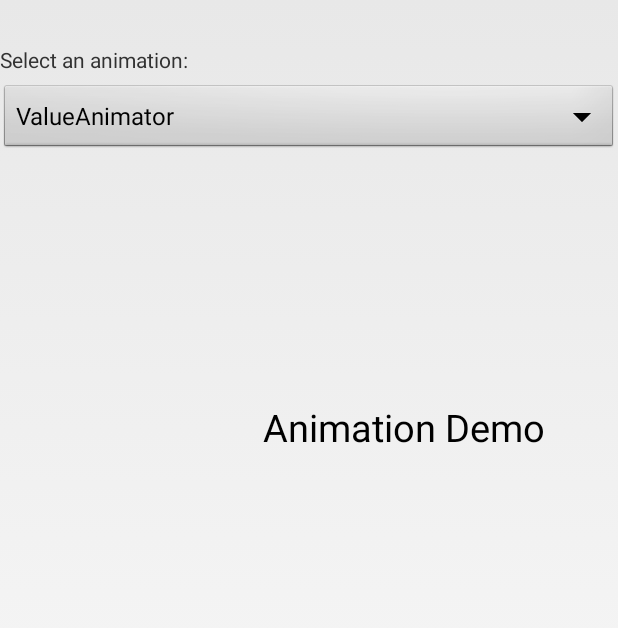
After one commit to M-Ellen/AnimationDemo, an Android app: the PropertyTestActivity screen opened directly, with no data from a screen before it, on a phone screen of 412 x 824 dp. The commit adds this screen. Shown: the top 628 px of the screen. Run offline under Robolectric (Android 15) with nearby library versions, the phone set to English and light mode, and no system bars.

Commit message:
add property animation

```diff
--- a/app/src/main/AndroidManifest.xml
+++ b/app/src/main/AndroidManifest.xml
@@ -22,6 +22,8 @@
         <activity android:name=".SetTestActivity"/>
         <activity android:name=".InterpolatorTestActivity">
         </activity>
+        <activity android:name=".PropertyTestActivity">
+        </activity>
     </application>
 
 </manifest>
--- a/app/src/main/java/com/example/animation/MainActivity.java
+++ b/app/src/main/java/com/example/animation/MainActivity.java
@@ -14,6 +14,7 @@ public class MainActivity extends Activity implements View.OnClickListener {
 
     private TextView mTvAlpha, mTvScale, mTvTranslate, mTvRotate, mTvSet;
     private TextView mTvInterpolator;
+    private TextView mTvProperty;
 
     @Override
     protected void onCreate(Bundle savedInstanceState) {
@@ -24,8 +25,8 @@ public class MainActivity extends Activity implements View.OnClickListener {
         mTvTranslate = (TextView)findViewById(R.id.tv_translate);
         mTvRotate = (TextView)findViewById(R.id.tv_rotate);
         mTvSet = (TextView)findViewById(R.id.tv_set);
-
         mTvInterpolator = (TextView)findViewById(R.id.tv_interpolator);
+        mTvProperty = (TextView) findViewById(R.id.tv_property);
 
         mTvAlpha.setOnClickListener(this);
         mTvScale.setOnClickListener(this);
@@ -33,6 +34,7 @@ public class MainActivity extends Activity implements View.OnClickListener {
         mTvRotate.setOnClickListener(this);
         mTvSet.setOnClickListener(this);
         mTvInterpolator.setOnClickListener(this);
+        mTvProperty.setOnClickListener(this);
     }
 
     @Override
@@ -60,6 +62,9 @@ public class MainActivity extends Activity implements View.OnClickListener {
             case  R.id.tv_interpolator:
                 enterTestActivity(InterpolatorTestActivity.class);
                 break;
+            case  R.id.tv_property:
+                enterTestActivity(PropertyTestActivity.class);
+                break;
 
             default:
                 break;
--- /dev/null
+++ b/app/src/main/java/com/example/animation/PropertyTestActivity.java
@@ -0,0 +1,155 @@
+package com.example.animation;
+
+import android.animation.AnimatorSet;
+import android.animation.ArgbEvaluator;
+import android.animation.ObjectAnimator;
+import android.animation.ValueAnimator;
+import android.app.Activity;
+import android.os.Bundle;
+import android.view.View;
+import android.widget.AdapterView;
+import android.widget.ArrayAdapter;
+import android.widget.RelativeLayout;
+import android.widget.Spinner;
+import android.widget.TextView;
+
+public class PropertyTestActivity extends Activity implements AdapterView.OnItemSelectedListener, View.OnClickListener
+{
+    private static final String[] PROPERTY_ANIMATION = {"ValueAnimator", "ObjectAnimator", "AnimatorSet"};
+    private static final int RED = 0xffFF8080;
+    private static final int BLUE = 0xff8080FF;
+    private static final int BLCAK = 0xff000000;
+    private static final int GREEN = 0xff80ff80;
+
+    private Spinner mSpinner = null;
+    private RelativeLayout mContentLayout = null;
+    private ValueAnimator valueAnimator = null;
+    private ObjectAnimator objectAnimator = null;
+    private AnimatorSet animatorSet = null;
+
+    private RelativeLayout mObjectAnimatorlayout;
+    private TextView mTarget;
+    private TextView tv1, tv2, tv3, tv4, tv5;
+
+
+
+    @Override
+    protected void onCreate(Bundle savedInstanceState)
+    {
+        super.onCreate(savedInstanceState);
+        setContentView(R.layout.activity_property_test);
+        mContentLayout = (RelativeLayout)findViewById(R.id.content_layout);
+
+        mSpinner = (Spinner)findViewById(R.id.spinner);
+        ArrayAdapter<String> adapter = new ArrayAdapter<String>(this,android.R.layout.simple_spinner_item, PROPERTY_ANIMATION);
+        adapter.setDropDownViewResource(android.R.layout.simple_spinner_dropdown_item);
+        mSpinner.setAdapter(adapter);
+        mSpinner.setOnItemSelectedListener(this);
+
+        mObjectAnimatorlayout = (RelativeLayout)findViewById(R.id.objectAnimator_layout);
+        mTarget = (TextView)findViewById(R.id.property_target);
+        tv1 = (TextView)findViewById(R.id.textView);
+        tv2 = (TextView)findViewById(R.id.textView2);
+        tv3 = (TextView)findViewById(R.id.textView3);
+        tv4 = (TextView)findViewById(R.id.textView4);
+        tv5 = (TextView)findViewById(R.id.textView5);
+
+        tv1.setOnClickListener(this);
+        tv2.setOnClickListener(this);
+        tv3.setOnClickListener(this);
+        tv4.setOnClickListener(this);
+        tv5.setOnClickListener(this);
+    }
+
+    @Override
+    public void onItemSelected(AdapterView<?> parent, View view, int position, long id)
+    {
+        switch (position) {
+            case 0:
+                mObjectAnimatorlayout.setVisibility(View.GONE);
+                endAllAnimation();
+
+//                valueAnimator.ofPropertyValuesHolder();
+                valueAnimator = ValueAnimator.ofFloat(-100, 100);//实例化，并设置需要变化的属性值范围
+//                valueAnimator = ValueAnimator.ofObject(new IntEvaluator(), -100f, 100f);
+                valueAnimator.setDuration(2000);//设置动画时间
+                valueAnimator.setRepeatCount(ValueAnimator.INFINITE);//设置动画一直重复
+                valueAnimator.setRepeatMode(ValueAnimator.REVERSE);//设置动画重复的模式
+                valueAnimator.start();//开始动画
+                //注册监听，监听属性值的变化，并设置给目标对象
+                valueAnimator.addUpdateListener(new ValueAnimator.AnimatorUpdateListener()
+                {
+                    @Override
+                    public void onAnimationUpdate(ValueAnimator animation)
+                    {
+                        float value = (float) animation.getAnimatedValue();
+                        mTarget.setTranslationX(value);
+                    }
+                });
+                break;
+
+            case 1:
+                mObjectAnimatorlayout.setVisibility(View.VISIBLE);
+                endAllAnimation();
+
+                objectAnimator = ObjectAnimator.ofInt(mTarget, "textColor", BLCAK, RED, BLUE);//实例化，设置文本颜色值从BLCAK~RED~BLUE变化
+//                objectAnimator = ObjectAnimator.ofFloat(mTarget, "textColor", BLCAK, RED, BLUE);//实例化
+                objectAnimator.setDuration(2000);//设置动画持续时间
+                objectAnimator.setEvaluator(new ArgbEvaluator());//设置估算值
+                objectAnimator.setRepeatCount(ValueAnimator.INFINITE);//设置一直重复
+                objectAnimator.setRepeatMode(ValueAnimator.REVERSE);//设置一直重复模式
+                objectAnimator.start();//开始动画
+
+                break;
+            case 2:
+                mObjectAnimatorlayout.setVisibility(View.GONE);
+                endAllAnimation();
+                animatorSet = new AnimatorSet();
+                break;
+            default:
+                break;
+        }
+    }
+
+    @Override
+    public void onNothingSelected(AdapterView<?> parent)
+    {
+
+    }
+
+    private void endAllAnimation(){
+        if(valueAnimator != null){
+            mTarget.setTranslationX(0);
+            valueAnimator.end();
+        }
+        if(objectAnimator != null){
+            objectAnimator.end();
+        }
+        if(animatorSet != null){
+            animatorSet.end();
+        }
+    }
+
+    @Override
+    public void onClick(View v)
+    {
+        switch (v.getId()) {
+            case R.id.textView :
+
+                break;
+            case R.id.textView2 :
+
+                break;
+            case R.id.textView3 :
+
+                break;
+            case R.id.textView4 :
+
+                break;
+            case R.id.textView5 :
+
+                break;
+
+        }
+    }
+}
--- a/app/src/main/res/layout/activity_main.xml
+++ b/app/src/main/res/layout/activity_main.xml
@@ -68,4 +68,14 @@
         android:background="@android:color/holo_green_dark"
         android:textSize="28sp"/>
 
+    <TextView
+        android:id="@+id/tv_property"
+        android:gravity="center"
+        android:layout_width="match_parent"
+        android:layout_height="40dp"
+        android:layout_marginTop="30dp"
+        android:text="PropertyAnimation"
+        android:background="@android:color/holo_orange_dark"
+        android:textSize="28sp"/>
+
 </LinearLayout>
--- /dev/null
+++ b/app/src/main/res/layout/activity_property_test.xml
@@ -0,0 +1,91 @@
+<?xml version="1.0" encoding="utf-8"?>
+<RelativeLayout
+    xmlns:android="http://schemas.android.com/apk/res/android"
+    xmlns:tools="http://schemas.android.com/tools"
+    android:layout_width="match_parent"
+    android:layout_height="match_parent"
+    android:paddingTop="10dp"
+    tools:context="com.example.animation.InterpolatorTestActivity">
+
+    <TextView
+        android:id="@+id/title"
+        android:layout_width="match_parent"
+        android:layout_height="wrap_content"
+        android:layout_marginBottom="5dip"
+        android:layout_marginTop="20dip"
+        android:text="Select an animation:"/>
+
+    <Spinner
+        android:id="@+id/spinner"
+        android:layout_width="match_parent"
+        android:layout_height="wrap_content"
+        android:layout_below="@+id/title"
+        android:spinnerMode="dropdown"/>
+
+    <TextView
+        android:id="@+id/property_target"
+        android:layout_width="match_parent"
+        android:layout_height="50dp"
+        android:text="Animation Demo"
+        android:gravity="center"
+        android:textSize="25sp"
+        android:layout_marginTop="250dp"
+        android:textColor="@android:color/black"/>
+
+
+    <RelativeLayout
+        android:id="@+id/content_layout"
+        android:layout_width="match_parent"
+        android:layout_height="match_parent"
+        android:layout_below="@+id/spinner">
+
+        <!--测试 objectAnimator-->
+        <RelativeLayout
+            android:id="@+id/objectAnimator_layout"
+            android:layout_width="match_parent"
+            android:layout_height="match_parent"
+            android:visibility="gone">
+
+            <LinearLayout
+                android:layout_width="match_parent"
+                android:layout_height="30dp"
+                android:layout_alignParentBottom="true">
+
+                <TextView
+                    android:id="@+id/textView"
+                    android:layout_width="0dp"
+                    android:layout_height="wrap_content"
+                    android:layout_weight="1"
+                    android:text="TextView"/>
+
+                <TextView
+                    android:id="@+id/textView2"
+                    android:layout_width="0dp"
+                    android:layout_height="wrap_content"
+                    android:layout_weight="1"
+                    android:text="TextView"/>
+
+                <TextView
+                    android:id="@+id/textView3"
+                    android:layout_width="0dp"
+                    android:layout_height="wrap_content"
+                    android:layout_weight="1"
+                    android:text="TextView"/>
+
+                <TextView
+                    android:id="@+id/textView4"
+                    android:layout_width="0dp"
+                    android:layout_height="wrap_content"
+                    android:layout_weight="1"
+                    android:text="TextView"/>
+
+                <TextView
+                    android:id="@+id/textView5"
+                    android:layout_width="0dp"
+                    android:layout_height="wrap_content"
+                    android:layout_weight="1"
+                    android:text="TextView"/>
+            </LinearLayout>
+        </RelativeLayout>
+    </RelativeLayout>
+</RelativeLayout>
```
